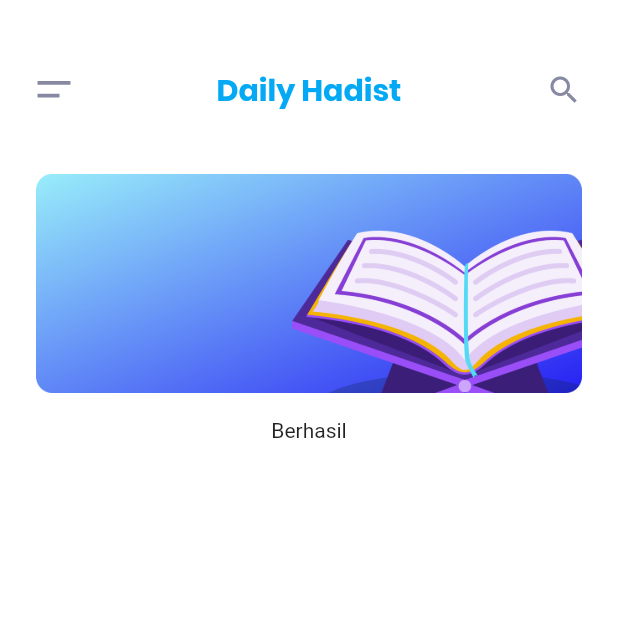
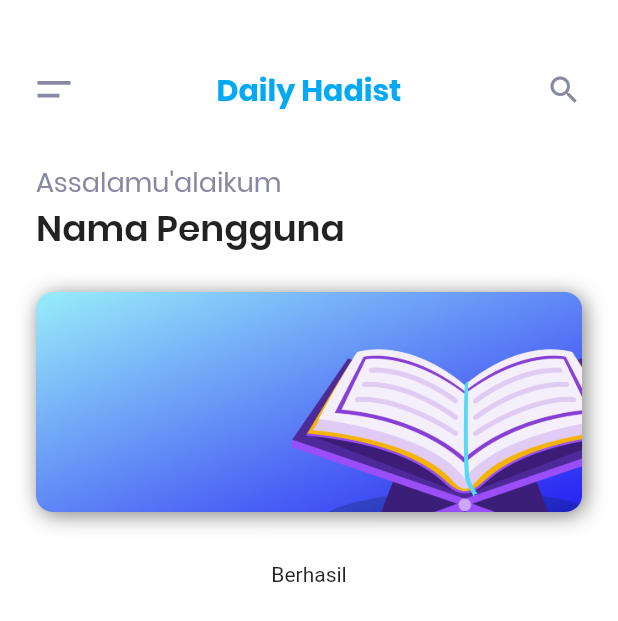
Before and after one commit to krisnachy/project_hadits, a Flutter app: the screen it shows after launch, on a phone screen of 412 x 824 dp. Shown: the top 621 px of the screen. Run offline on Flutter 3.47's test engine with Material 2 defaults, Android fonts, the phone set to English and light mode, and no system bars; drawn by our look-alikes of simple_shadow; our stand-ins replace flutter_svg, lottie; missing offline and left inert: dart:ffi.

Commit message:
update layout

```diff
--- a/lib/main.dart
+++ b/lib/main.dart
@@ -1,4 +1,6 @@
 import 'package:flutter/material.dart';
+import 'package:flutter/services.dart';
+import 'package:project_hadith/utils/color_helper.dart';
 import 'package:project_hadith/view/splashscreen/splashscreen.dart';
 
 void main() {
@@ -10,7 +12,13 @@ class MyApp extends StatelessWidget {
 
   @override
   Widget build(BuildContext context) {
-    return MaterialApp(
+    SystemChrome.setSystemUIOverlayStyle(const SystemUiOverlayStyle(
+      statusBarColor: ColorHelper.mainColor,
+      statusBarIconBrightness: Brightness.dark,
+      statusBarBrightness: Brightness.light,
+    ));
+
+    return const MaterialApp(
       title: "Hadits",
       debugShowCheckedModeBanner: false,
       home: SplashScreen(),
--- a/lib/view/pages/home/home_page.dart
+++ b/lib/view/pages/home/home_page.dart
@@ -1,8 +1,8 @@
 import 'package:flutter/material.dart';
-import 'package:flutter/services.dart';
 import 'package:flutter_svg/flutter_svg.dart';
 import 'package:project_hadith/constant/sdp.dart';
 import 'package:project_hadith/utils/color_helper.dart';
+import 'package:simple_shadow/simple_shadow.dart';
 
 class HomePage extends StatefulWidget {
   HomePage({Key? key}) : super(key: key);
@@ -14,19 +14,15 @@ class HomePage extends StatefulWidget {
 class _HomePageState extends State<HomePage> {
   @override
   Widget build(BuildContext context) {
-    SystemChrome.setSystemUIOverlayStyle(SystemUiOverlayStyle(
-      statusBarColor: ColorHelper.mainColor,
-      statusBarIconBrightness: Brightness.dark,
-      statusBarBrightness: Brightness.light,
-    ));
-
     return Scaffold(
       backgroundColor: Colors.white,
       body: SafeArea(
+        child: Container(
+          margin: EdgeInsets.fromLTRB(24, 0, 24, 8),
           child: Column(
             children: [
               Container(
-              margin: EdgeInsets.fromLTRB(24, 45, 24, 0),
+                margin: const EdgeInsets.only(top: 45),
                 width: double.infinity,
                 child: Row(
                   mainAxisAlignment: MainAxisAlignment.spaceBetween,
@@ -48,12 +44,43 @@ class _HomePageState extends State<HomePage> {
                   ],
                 ),
               ),
+              SizedBox(
+                height: SDP.sdp(24),
+              ),
+              const Align(
+                alignment: Alignment.centerLeft,
+                child: Text(
+                  "Assalamu'alaikum",
+                  style: TextStyle(
+                      fontFamily: "Poppins",
+                      fontSize: 18,
+                      fontWeight: FontWeight.w500,
+                      color: ColorHelper.greyColor),
+                ),
+              ),
+              //TODO change to user name
+              Align(
+                alignment: Alignment.centerLeft,
+                child: Text(
+                  "Nama Pengguna",
+                  style: TextStyle(
+                      fontFamily: "Poppins",
+                      fontSize: 24,
+                      fontWeight: FontWeight.w600),
+                ),
+              ),
               Center(
                 child: Container(
-                margin: const EdgeInsets.only(left: 24, right: 24, top: 24),
+                    margin: const EdgeInsets.only(top: 24),
                     width: double.infinity,
                     height: SDP.sdp(131),
-                child: Image.asset('assets/ic_quran.png')),
+                    child: SimpleShadow(
+                      child: Image.asset('assets/ic_quran.png'),
+                      opacity: 0.5,
+                      color: Colors.black,
+                      offset: Offset(2, 2),
+                      sigma: 7,
+                    )),
               ),
               Center(
                 child: Container(
@@ -64,6 +91,7 @@ class _HomePageState extends State<HomePage> {
             ],
           ),
         ),
+      ),
     );
   }
 }
--- a/pubspec.yaml
+++ b/pubspec.yaml
@@ -38,6 +38,7 @@ dependencies:
   percent_indicator: ^4.2.2
   flutter_local_notifications: ^9.6.1
   flutter_svg: ^1.1.1+1
+  simple_shadow: ^0.3.0
 
 dev_dependencies:
   flutter_test:
```
Also changed, not shown: pubspec.lock. Lines whose indentation alone changed are shown as unchanged.
